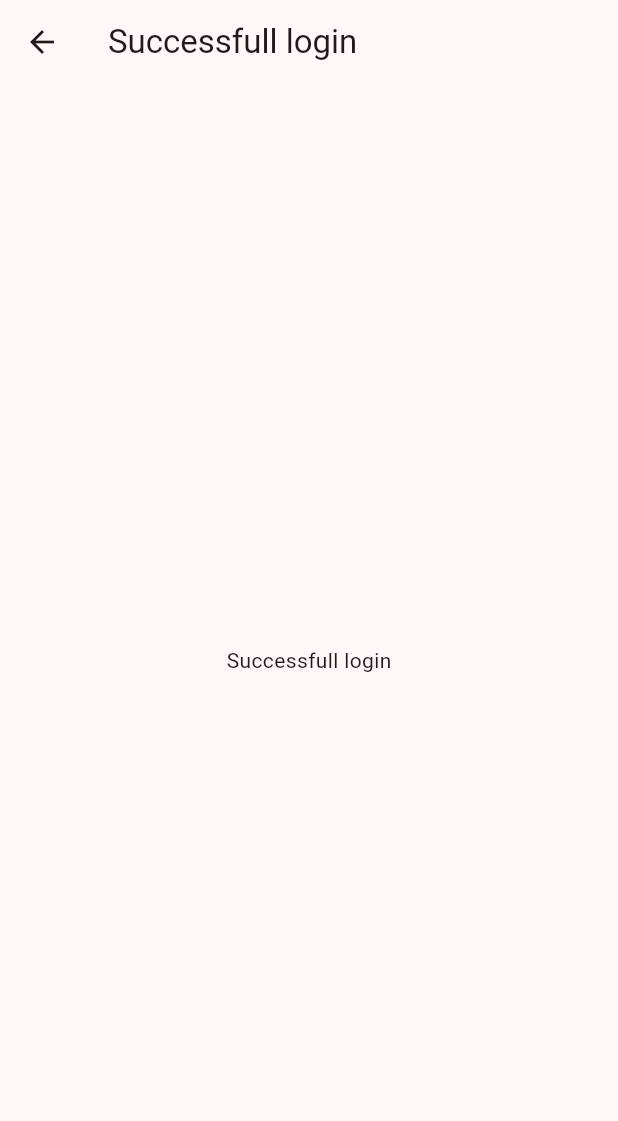
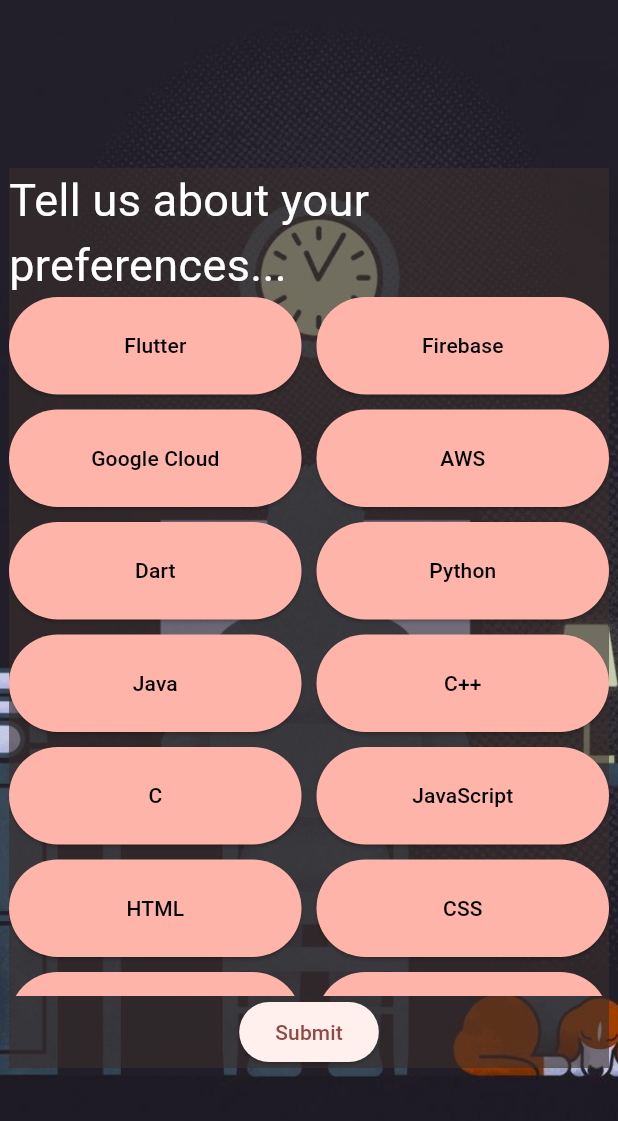
Before and after one commit to Git-Gud-WinSpark/Frontend, a Flutter app: the Success screen opened directly, on a phone screen of 412 x 824 dp. Shown: the top 1121 px of the screen. Run offline on Flutter 3.47's test engine with Material 3 defaults, Android fonts, the phone set to English and light mode, and no system bars; our stand-ins replace firebase_core, flutter_riverpod, image_picker, shared_preferences; missing offline and left inert: dart:ffi; accounts and stored records are empty.

```diff
--- /dev/null
+++ b/lib/dummydata/skills.dart
@@ -0,0 +1,17 @@
+List<String> skills = [
+  "Flutter",
+  "Firebase",
+  "Google Cloud",
+  "AWS",
+  "Dart",
+  "Python",
+  "Java",
+  "C++",
+  "C",
+  "JavaScript",
+  "HTML",
+  "CSS",
+  "SQL",
+  "NoSQL",
+  "MongoDB",
+];
--- a/lib/main.dart
+++ b/lib/main.dart
@@ -1,16 +1,11 @@
-import 'package:firebase_core/firebase_core.dart';
 import 'package:flutter/material.dart';
 import 'package:flutter_riverpod/flutter_riverpod.dart';
-import 'package:frontend/firebase_options.dart';
 import 'package:frontend/provider/login_provider.dart';
 import 'package:frontend/screens/start_screen.dart';
 import 'package:frontend/screens/success.dart';
 
 void main() async {
   WidgetsFlutterBinding.ensureInitialized();
-  await Firebase.initializeApp(
-    options: DefaultFirebaseOptions.currentPlatform,
-  );
   runApp(const ProviderScope(child: MyApp()));
 }
 
--- a/lib/provider/login_provider.dart
+++ b/lib/provider/login_provider.dart
@@ -1,6 +1,4 @@
 import "package:flutter_riverpod/flutter_riverpod.dart";
-
-
 
 class LoginProvider extends StateNotifier<bool> {
   LoginProvider() : super(false);
@@ -8,12 +6,12 @@
   void login() {
     state = true;
   }
+
   void logout() {
     state = false;
   }
 }
 
-
 final loginProvider = StateNotifierProvider<LoginProvider, bool>((ref) {
   return LoginProvider();
 });
--- a/lib/screens/success.dart
+++ b/lib/screens/success.dart
@@ -1,15 +1,100 @@
 import 'package:flutter/material.dart';
+import 'package:flutter_riverpod/flutter_riverpod.dart';
+import 'package:frontend/provider/token_provider.dart';
+import 'package:frontend/services/sendPreferences.dart';
+import 'package:frontend/widgets/skills.dart';
+import 'package:frontend/dummydata/skills.dart';
+import 'package:shared_preferences/shared_preferences.dart';
 
-class Success extends StatelessWidget {
+class Success extends ConsumerStatefulWidget {
   const Success({super.key});
 
   @override
+  ConsumerState<Success> createState() => _SuccessState();
+}
+
+class _SuccessState extends ConsumerState<Success> {
+  List<String> prefernces = [];
+
+  void _togglePreference(String preference, bool value) {
+    setState(() {
+      if (!value) {
+        if (prefernces.contains(preference)) {
+          prefernces.remove(preference);
+        }
+      } else {
+        if (!prefernces.contains(preference)) {
+          prefernces.add(preference);
+        }
+      }
+    });
+    // print("object");
+    // print(prefernces);
+  }
+
+  @override
   Widget build(BuildContext context) {
+    print(prefernces);
     return Scaffold(
-      appBar: AppBar(title: Text("Successfull login")),
-      body: Center(
-        child: Text("Successfull login"),
-      ),
+      resizeToAvoidBottomInset: false,
+      body: Stack(children: [
+        Center(
+          child: Image.asset(
+            "assets/images/image.jpg",
+            fit: BoxFit.cover,
+            height: double.infinity,
+          ),
+        ),
+        Center(
+          child: Container(
+            width: 400,
+            height: 600,
+            color:
+                Theme.of(context).colorScheme.inverseSurface.withOpacity(0.6),
+            child: Column(
+              children: [
+                Text(
+                  "Tell us about your preferences...",
+                  style: TextStyle(
+                    color: Colors.white,
+                    fontSize: 30,
+                  ),
+                ),
+                Expanded(
+                  child: GridView.builder(
+                    gridDelegate: SliverGridDelegateWithFixedCrossAxisCount(
+                      crossAxisCount: 2,
+                      childAspectRatio:
+                          3, // Adjust as necessary for button size
+                      crossAxisSpacing: 10.0,
+                      mainAxisSpacing: 10.0,
+                    ),
+                    itemCount: skills.length,
+                    itemBuilder: (context, index) {
+                      return ToggleSkills(
+                        text: skills[index],
+                        onToggle: _togglePreference,
+                      );
+                    },
+                  ),
+                ),
+                ElevatedButton(
+                  onPressed: () async {
+                    print(ref.read(tokenProvider));
+                    dynamic res = await sendPreferences(
+                        userID: ref.read(tokenProvider),
+                        preferences: prefernces);
+
+                    print("Done");
+                    print(res);
+                  },
+                  child: Text("Submit"),
+                )
+              ],
+            ),
+          ),
+        ),
+      ]),
     );
   }
 }
--- /dev/null
+++ b/lib/services/sendPreferences.dart
@@ -0,0 +1,20 @@
+import 'dart:convert';
+
+// import 'package:shared_preferences/shared_preferences.dart';
+import 'postRequest.dart';
+import 'dart:io';
+
+dynamic sendPreferences(
+    {required String userID, required List<String> preferences}) {
+  String urlStart = Platform.isAndroid
+      ? 'http://192.168.9.205:3000'
+      : 'http://localhost:3000';
+  Uri url = Uri.parse("$urlStart/addPreference");
+  Map<String, dynamic> params = {
+    "token": userID,
+    "preferences": preferences,
+  };
+  var response = postRequest(jsonEncode(params), url);
+
+  return response;
+}
--- /dev/null
+++ b/lib/widgets/skills.dart
@@ -0,0 +1,44 @@
+import 'dart:ffi';
+
+import 'package:flutter/material.dart';
+
+class ToggleSkills extends StatefulWidget {
+  const ToggleSkills({
+    super.key,
+    required this.text,
+    required this.onToggle,
+  });
+
+  final String text;
+  final void Function(String, bool) onToggle;
+
+  @override
+  State<ToggleSkills> createState() => _ToggleSkillsState();
+}
+
+class _ToggleSkillsState extends State<ToggleSkills> {
+  bool isSelected = false;
+
+  void _handlePress() {
+    setState(() {
+      isSelected = !isSelected;
+    });
+    widget.onToggle(widget.text, isSelected);
+  }
+
+  @override
+  Widget build(BuildContext context) {
+    return ElevatedButton(
+      onPressed: () {
+        widget.onToggle(widget.text, isSelected);
+        _handlePress();
+      },
+      child: Text(widget.text,
+          style: TextStyle(color: isSelected ? Colors.white : Colors.black)),
+      style: ElevatedButton.styleFrom(
+          backgroundColor: isSelected
+              ? Theme.of(context).colorScheme.primary
+              : Theme.of(context).colorScheme.inversePrimary),
+    );
+  }
+}
--- a/pubspec.yaml
+++ b/pubspec.yaml
@@ -43,6 +43,7 @@
   cloud_firestore: ^5.1.0
   flutter_riverpod: ^2.5.1
   google_sign_in: ^6.2.1
+  shared_preferences: ^2.2.3
 
 dev_dependencies:
   flutter_test:
```
Also changed, not shown: lib/provider/token_provider.dart (added, +12 -0 lines), lib/screens/auth.dart (+24 -68 lines), lib/services/getRequest.dart (added, +9 -0 lines), lib/services/login.dart (added, +37 -0 lines), lib/services/postRequest.dart (added, +11 -0 lines), lib/services/signup.dart (added, +20 -0 lines), lib/screens/chat_screen.dart (added), lib/screens/left_drawer.dart (added), lib/screens/right_drawer.dart (added), pubspec.lock, 1 other file.
